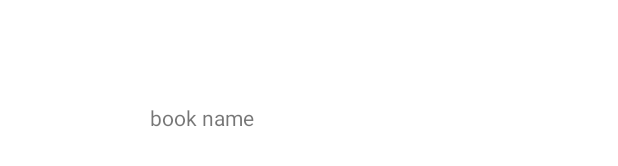
After one commit to wizelineacademy/android-bootcamp-capstone-project-2021, an Android app: the layout book_item.xml on its own in the app's theme, with its tools: preview values and no code run, on a phone screen of 412 x 824 dp. The commit adds this screen. Shown: the part 500-666 px from the top of the screen. Run offline under Robolectric (Android 15) with nearby library versions, the phone set to English and light mode, and no system bars; network calls fail.

Commit message:
Adapter to display books list created

```diff
--- /dev/null
+++ b/app/src/main/res/layout/book_item.xml
@@ -0,0 +1,20 @@
+<?xml version="1.0" encoding="utf-8"?>
+<androidx.appcompat.widget.LinearLayoutCompat xmlns:android="http://schemas.android.com/apk/res/android"
+    android:layout_gravity="center"
+    android:layout_width="match_parent"
+    android:layout_height="wrap_content"
+    android:orientation="horizontal"
+    android:gravity="center">
+
+    <ImageView
+        android:id="@+id/bookImageView"
+        android:layout_width="100dp"
+        android:layout_height="100dp"/>
+    <TextView
+        android:id="@+id/bookNameTextView"
+        android:layout_width="0dp"
+        android:layout_height="wrap_content"
+        android:layout_weight="1"
+        android:text="book name"/>
+
+</androidx.appcompat.widget.LinearLayoutCompat>
```
Also changed, not shown: app/src/main/java/dev/ricsarabia/cryptochallenge/ui/detail/DetailFragment.kt (+11 -0 lines), app/src/main/java/dev/ricsarabia/cryptochallenge/ui/main/BooksAdapter.kt (added, +30 -0 lines), app/src/main/java/dev/ricsarabia/cryptochallenge/ui/main/MainFragment.kt (+18 -3 lines), app/src/main/res/layout/main_fragment.xml (+11 -10 lines).
